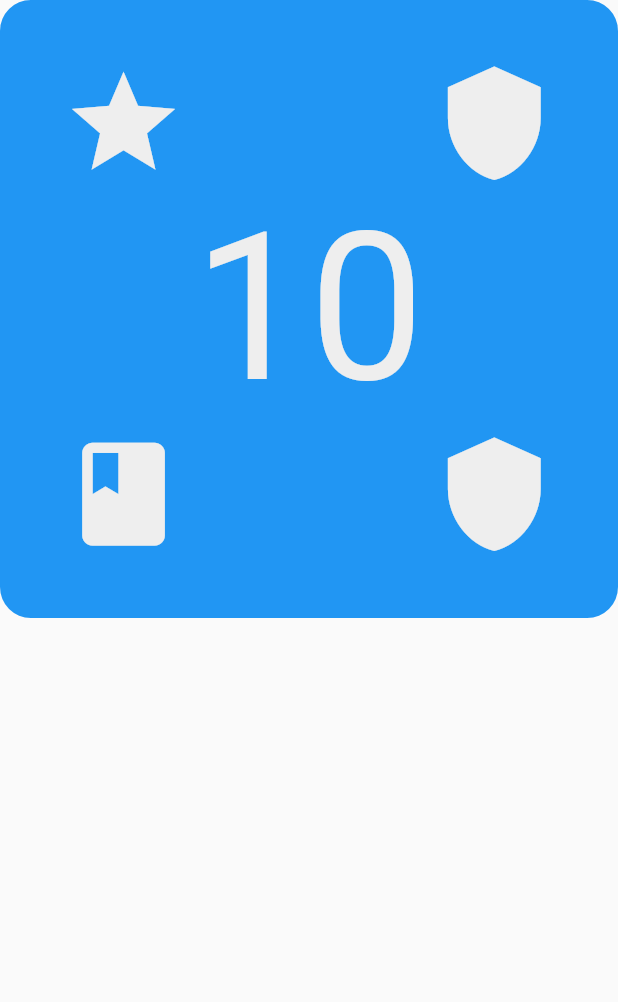
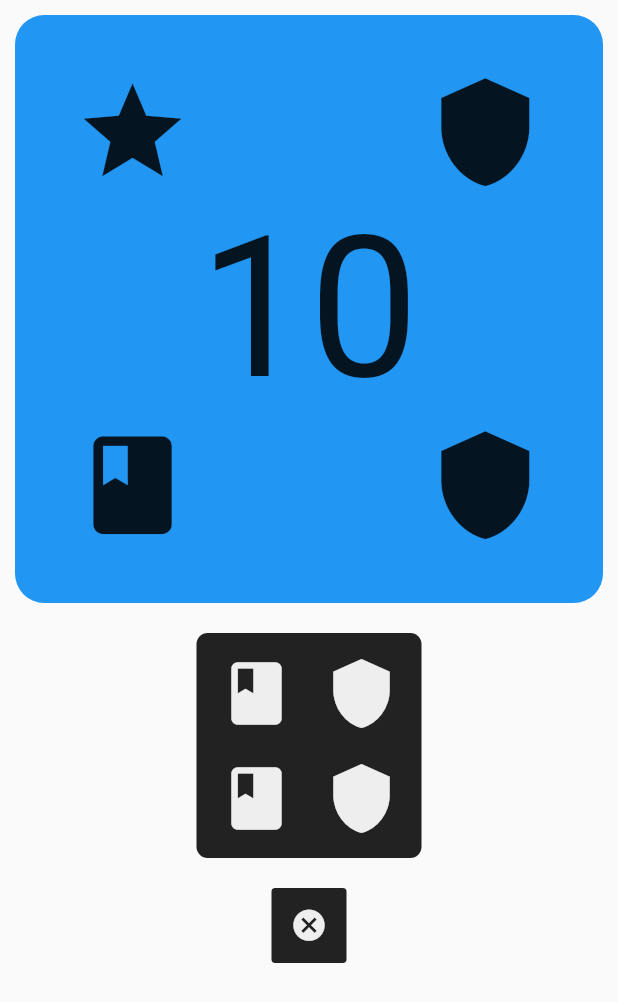
Before and after one commit to swittman/middara_dice, a Flutter app: the screen it shows after launch, on a phone screen of 412 x 824 dp. Shown: the top 1002 px of the screen. Run offline on Flutter 3.47's test engine with Material 2 defaults, Android fonts, the phone set to English and light mode, and no system bars.

```diff
--- a/example/lib/main.dart
+++ b/example/lib/main.dart
@@ -1,6 +1,6 @@
 import 'package:flutter/material.dart';
 
-import "package:middara_dice/die_face.dart";
+import "package:middara_dice/middara_dice.dart";
 
 void main() {
   runApp(const MyApp());
@@ -26,9 +26,14 @@ class MyApp extends StatelessWidget {
         // is not restarted.
         primarySwatch: Colors.blue,
       ),
-      home: const Scaffold(
-        body: DieFace(
+      home: Scaffold(
+        body: Column(
+          children: <Widget>[
+            Container(
+              margin: const EdgeInsets.all(10),
+              child: const DieFace(
                 color: Colors.blue,
+                inkColor: Colors.black87,
                 number: 10,
                 iconTL: DieIcon.star,
                 iconTR: DieIcon.shield,
@@ -36,6 +41,26 @@ class MyApp extends StatelessWidget {
                 iconBR: DieIcon.shield,
               ),
             ),
+            Container(
+              margin: const EdgeInsets.all(10),
+              width: 150,
+              child: const DieFace(
+                iconTL: DieIcon.book,
+                iconTR: DieIcon.shield,
+                iconBL: DieIcon.book,
+                iconBR: DieIcon.shield,
+              ),
+            ),
+            Container(
+              margin: const EdgeInsets.all(10),
+              width: 50,
+              child: const DieFace(
+                iconTL: DieIcon.skull,
+              ),
+            ),
+          ],
+        ),
+      ),
     );
   }
 }
--- a/lib/middara_dice.dart
+++ b/lib/middara_dice.dart
@@ -1,7 +1,3 @@
 library middara_dice;
 
-/// A Calculator.
-class Calculator {
-  /// Returns [value] plus 1.
-  int addOne(int value) => value + 1;
-}
+export "die_face.dart";
```
Also changed, not shown: docs/example.png (added), 1 other file. Lines whose indentation alone changed are shown as unchanged.
